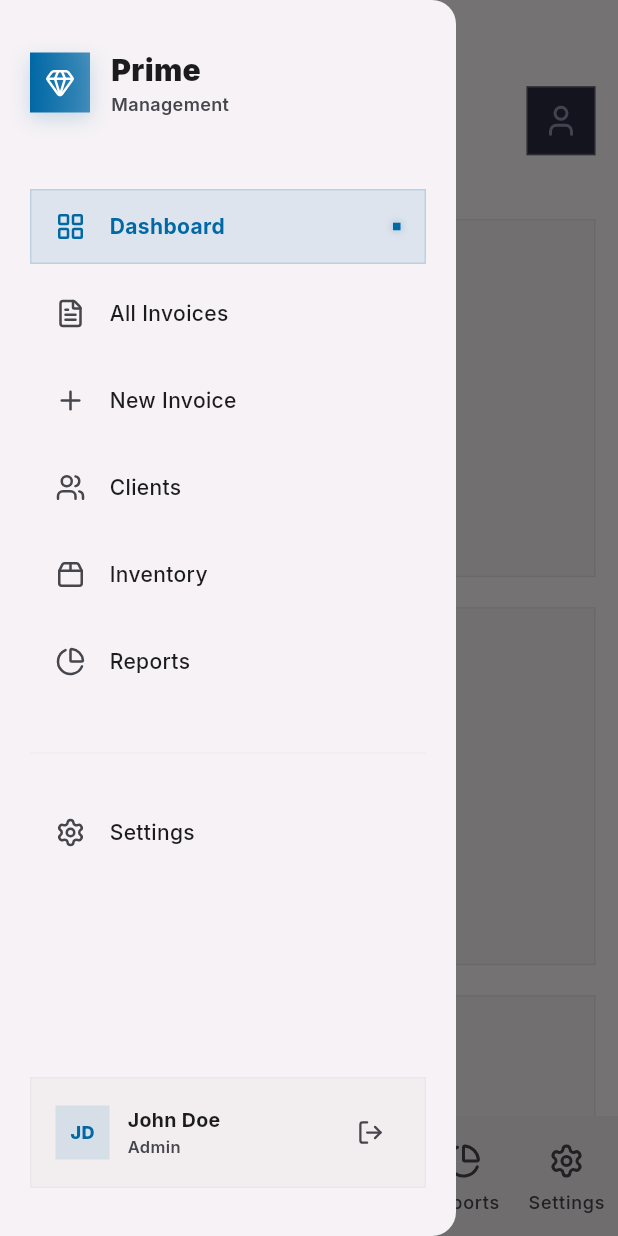
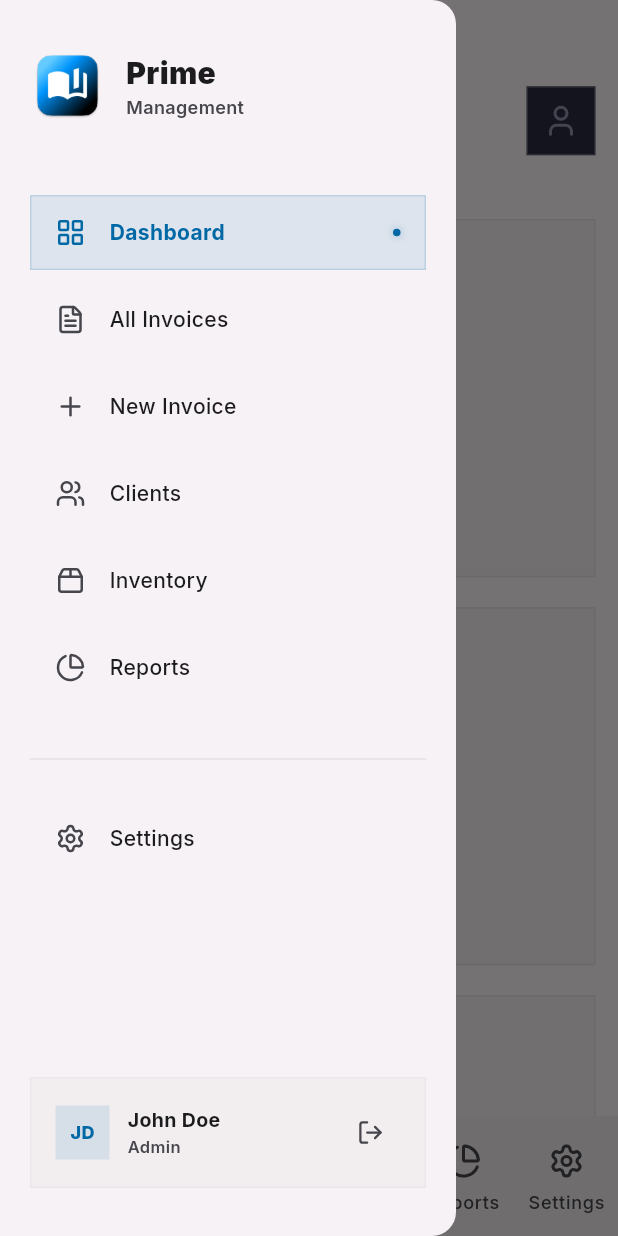
Before and after one commit to Imperial79/invoice_generator, a Flutter app: the screen it shows after launch, with the side drawer open, on a phone screen of 412 x 824 dp. Run offline on Flutter 3.47's test engine with Material 3 defaults, Android fonts, the light colour scheme and no system bars; drawn by our look-alikes of dynamic_color; our stand-ins replace file_picker, flutter_svg, go_router, lucide_icons_flutter, open_file, pdf and 4 more; accounts and stored records are empty.

Commit message:
feat: update macOS app icon assets and implement new logo in RootUI

```diff
--- a/lib/Pages/RootUI.dart
+++ b/lib/Pages/RootUI.dart
@@ -116,7 +116,7 @@ class _RootUIState extends State<RootUI> with WidgetsBindingObserver {
                   : 400,
               height: 400,
               decoration: BoxDecoration(
-                shape: BoxShape.rectangle,
+                shape: BoxShape.circle,
                 color: kColor(context).secondary.withAlpha(11),
               ),
             ),
@@ -208,7 +208,7 @@ class _RootUIState extends State<RootUI> with WidgetsBindingObserver {
                 Padding(
                   padding: const EdgeInsets.symmetric(vertical: 20),
                   child: Divider(
-                    color: kColor(context).outlineVariant.withAlpha(30),
+                    color: kColor(context).outlineVariant.withAlpha(100),
                   ),
                 ),
                 _sidebarItem(
@@ -231,24 +231,13 @@ class _RootUIState extends State<RootUI> with WidgetsBindingObserver {
     return Row(
       children: [
         Container(
-          padding: const EdgeInsets.all(10),
+          height: 50,
+          width: 50,
+
           decoration: BoxDecoration(
-            gradient: LinearGradient(
-              colors: [
-                kColor(context).primary,
-                kColor(context).primary.withAlpha(180),
-              ],
-            ),
-            borderRadius: kRadius(14),
-            boxShadow: [
-              BoxShadow(
-                color: kColor(context).primary.withAlpha(50),
-                blurRadius: 10,
-                offset: const Offset(0, 4),
-              ),
-            ],
+            image: DecorationImage(image: AssetImage("assets/images/logo.png")),
           ),
-          child: const Icon(LucideIcons.gem, color: Colors.white, size: 20),
+          // child: const Icon(LucideIcons.gem, color: Colors.white, size: 20),
         ),
         const SizedBox(width: 14),
         Column(
@@ -320,7 +309,7 @@ class _RootUIState extends State<RootUI> with WidgetsBindingObserver {
                   height: 5,
                   decoration: BoxDecoration(
                     color: kColor(context).primary,
-                    shape: BoxShape.rectangle,
+                    shape: BoxShape.circle,
                     boxShadow: [
                       BoxShadow(
                         color: kColor(context).primary.withAlpha(100),
```
Also changed, not shown: assets/images/logo.png (added), 17 other files.
